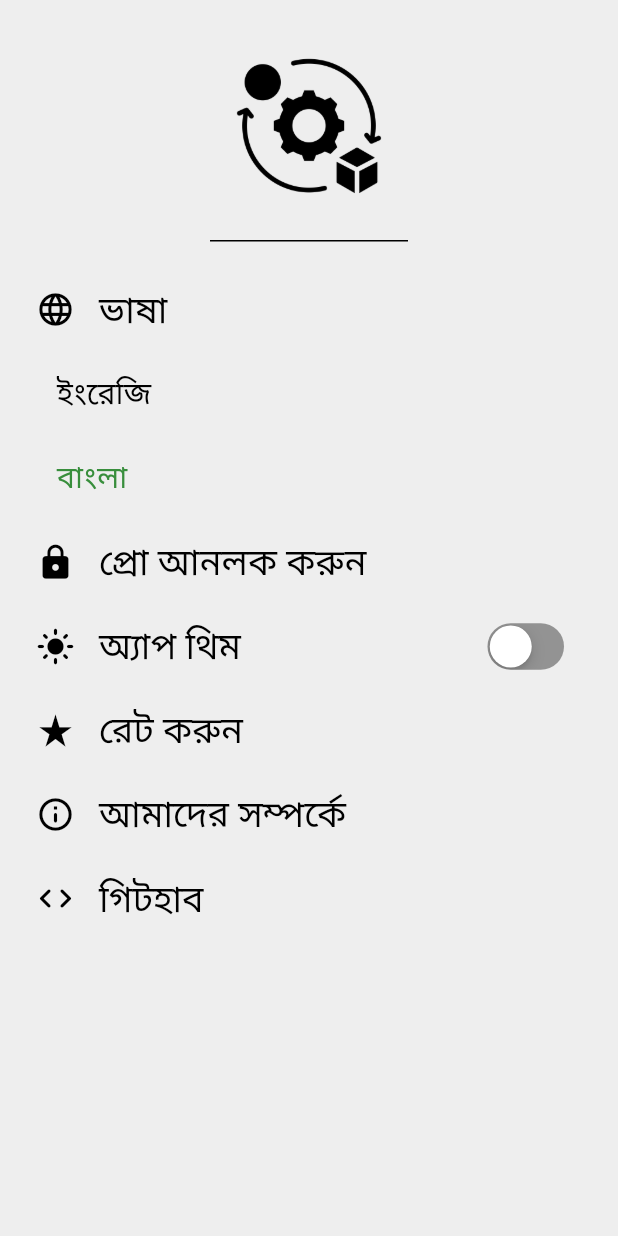
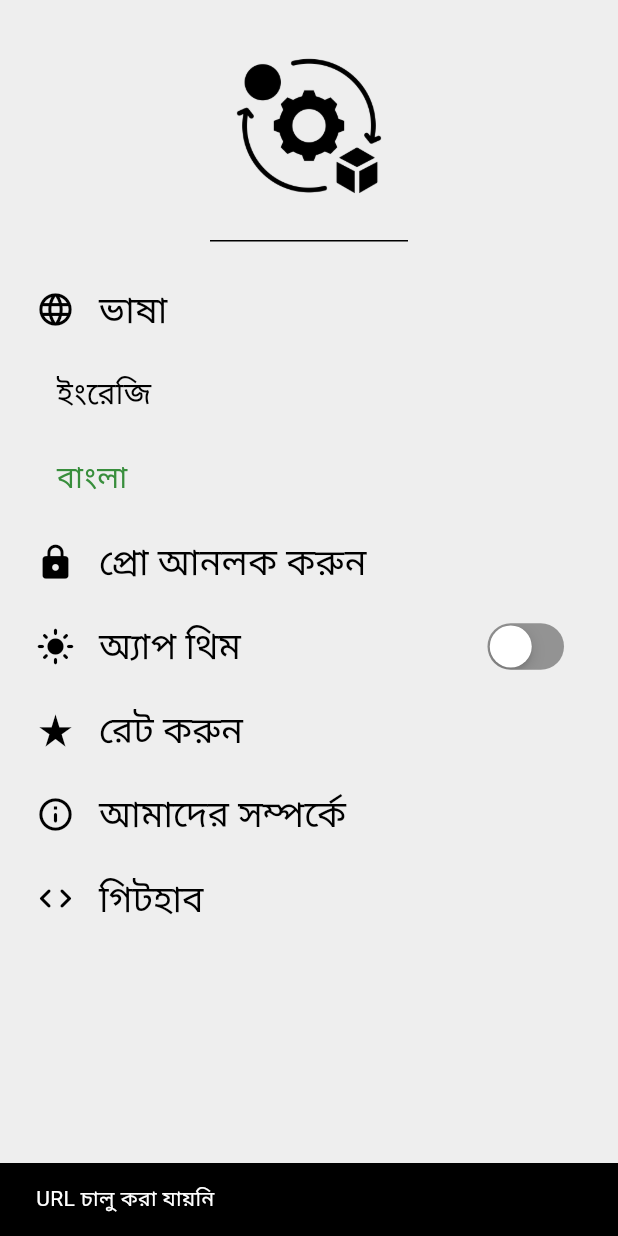
Before and after one commit to Nyctophilia58/bangla_unit_currency_converter, a Flutter app: the MyDrawer widget shown alone on an empty page, opened directly, after a tap on "Language", after a tap on "Bangla", after a tap on "গিটহাব", on a phone screen of 412 x 824 dp. Run offline on Flutter 3.47's test engine with Material 3 defaults, Android fonts, the phone set to English and light mode, and no system bars; our stand-ins replace google_mobile_ads, shared_preferences; missing offline and left inert: url_launcher_android; accounts and stored records are empty; network calls fail.

Commit message:
Github Url in AppWebView mode

```diff
--- a/lib/widgets/drawer.dart
+++ b/lib/widgets/drawer.dart
@@ -1,6 +1,8 @@
 import 'package:flutter/cupertino.dart';
 import 'package:flutter/material.dart';
 import 'package:provider/provider.dart';
+import 'package:url_launcher/url_launcher.dart';
+import 'package:url_launcher_android/url_launcher_android.dart';
 import '../providers/language_provider.dart';
 import '../providers/theme_provider.dart';
 
@@ -159,7 +161,8 @@ class MyDrawer extends StatelessWidget {
                         ),
                       ),
                       onTap: () {
-                        // onSelected('filters');
+                        // about us page
+
                       },
                     ),
                     ListTile(
@@ -175,7 +178,17 @@ class MyDrawer extends StatelessWidget {
                           fontSize: 24,
                         ),
                       ),
-                      onTap: () {}
+                      onTap: () async {
+                        // url to github
+                        final url = Uri.parse('https://github.com/Nyctophilia58/bangla_unit_currency_converter');
+                        if(await canLaunchUrl(url)) {
+                          launchUrl(url, mode: LaunchMode.externalApplication);
+                        } else {
+                          ScaffoldMessenger.of(context).showSnackBar(
+                            SnackBar(content: Text(language.isEnglish ? 'Could not launch URL' : 'URL চালু করা যায়নি')),
+                          );
+                        }
+                      }
                     )
                   ]
                 )
--- a/pubspec.yaml
+++ b/pubspec.yaml
@@ -43,6 +43,8 @@ dependencies:
   intl: ^0.20.2
   flutter_inset_box_shadow: ^1.0.8
   http: ^1.4.0
+  url_launcher: ^6.3.1
+  url_launcher_android: ^6.3.16
 
 dev_dependencies:
   flutter_test:
```
Also changed, not shown: lib/screens/about_us.dart (added), pubspec.lock, 1 other file.
